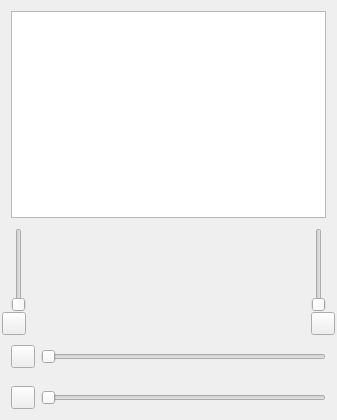
First picture: the form in sflphone-client-kde/src/ui/SFLPhoneView_base.ui, repository max3903/SFLphone, before the edit.
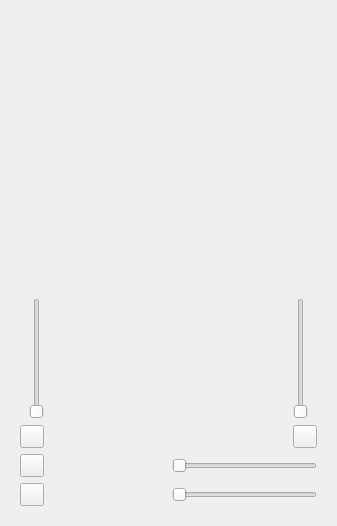
Second picture: the form after the edit. The open tabs and pages were chosen to show the change. Icons and pictures are not drawn. Custom widgets are drawn as their Qt base class.

The edit to the form file:
```diff
--- a/sflphone-client-kde/src/ui/SFLPhoneView_base.ui
+++ b/sflphone-client-kde/src/ui/SFLPhoneView_base.ui
@@ -7,19 +7,13 @@
     <x>0</x>
     <y>0</y>
     <width>337</width>
-    <height>420</height>
+    <height>526</height>
    </rect>
   </property>
   <property name="windowTitle">
    <string notr="true">Form</string>
   </property>
   <layout class="QVBoxLayout" name="verticalLayout">
-   <property name="spacing">
-    <number>1</number>
-   </property>
-   <property name="margin">
-    <number>2</number>
-   </property>
    <item>
     <widget class="QStackedWidget" name="stackedWidget_screen">
      <property name="sizePolicy">
@@ -32,21 +26,10 @@
       <number>0</number>
      </property>
      <widget class="QWidget" name="page_callList">
-      <layout class="QHBoxLayout" name="horizontalLayout_3">
-       <item>
-        <widget class="QListWidget" name="listWidget_callList">
-         <property name="sizePolicy">
-          <sizepolicy hsizetype="Expanding" vsizetype="Expanding">
-           <horstretch>0</horstretch>
-           <verstretch>0</verstretch>
-          </sizepolicy>
-         </property>
-        </widget>
-       </item>
-      </layout>
+      <layout class="QHBoxLayout" name="horizontalLayout_3"/>
      </widget>
      <widget class="QWidget" name="page_callHistory">
-      <layout class="QVBoxLayout" name="verticalLayout_3">
+      <layout class="QVBoxLayout" name="verticalLayout_2">
        <item>
         <widget class="QListWidget" name="listWidget_callHistory"/>
        </item>
@@ -92,40 +75,13 @@
     </widget>
    </item>
    <item>
-    <widget class="QWidget" name="widget_dialpadAndControls" native="true">
-     <property name="sizePolicy">
-      <sizepolicy hsizetype="Preferred" vsizetype="Minimum">
-       <horstretch>0</horstretch>
-       <verstretch>0</verstretch>
-      </sizepolicy>
+    <widget class="QWidget" name="widget_controls" native="true">
+     <property name="enabled">
+      <bool>true</bool>
      </property>
-     <property name="maximumSize">
-      <size>
-       <width>16777215</width>
-       <height>160</height>
-      </size>
-     </property>
-     <layout class="QHBoxLayout" name="horizontalLayout_dialpadAndControls">
-      <property name="spacing">
-       <number>1</number>
-      </property>
-      <property name="margin">
-       <number>0</number>
-      </property>
-      <item>
-       <widget class="QWidget" name="widget_recVol" native="true">
-        <property name="layoutDirection">
-         <enum>Qt::RightToLeft</enum>
-        </property>
-        <layout class="QVBoxLayout" name="verticalLayout_4">
-         <property name="spacing">
-          <number>0</number>
-         </property>
-         <property name="margin">
-          <number>0</number>
-         </property>
-         <item>
-          <widget class="QSlider" name="slider_recVol">
+     <layout class="QGridLayout" name="gridLayout">
+      <item row="0" column="0">
+       <widget class="QSlider" name="slider_recVol_2">
            <property name="sizePolicy">
             <sizepolicy hsizetype="Fixed" vsizetype="Expanding">
              <horstretch>0</horstretch>
@@ -164,24 +120,7 @@
            </property>
           </widget>
          </item>
-         <item>
-          <widget class="QToolButton" name="toolButton_recVol">
-           <property name="text">
-            <string/>
-           </property>
-           <property name="icon">
-            <iconset>
-             <normaloff>:/Images/mic_75.svg</normaloff>:/Images/mic_75.svg</iconset>
-           </property>
-           <property name="checkable">
-            <bool>true</bool>
-           </property>
-          </widget>
-         </item>
-        </layout>
-       </widget>
-      </item>
-      <item>
+      <item row="0" column="1" rowspan="2" colspan="2">
        <widget class="Dialpad" name="widget_dialpad" native="true">
         <property name="sizePolicy">
          <sizepolicy hsizetype="Expanding" vsizetype="Preferred">
@@ -191,17 +130,8 @@
         </property>
        </widget>
       </item>
-      <item>
-       <widget class="QWidget" name="widget_sndVol" native="true">
-        <layout class="QVBoxLayout" name="verticalLayout_2">
-         <property name="spacing">
-          <number>0</number>
-         </property>
-         <property name="margin">
-          <number>0</number>
-         </property>
-         <item>
-          <widget class="QSlider" name="slider_sndVol">
+      <item row="0" column="3">
+       <widget class="QSlider" name="slider_sndVol_2">
            <property name="sizePolicy">
             <sizepolicy hsizetype="Fixed" vsizetype="Expanding">
              <horstretch>0</horstretch>
@@ -234,8 +164,22 @@
            </property>
           </widget>
          </item>
-         <item>
-          <widget class="QToolButton" name="toolButton_sndVol">
+      <item row="1" column="0">
+       <widget class="QToolButton" name="toolButton_recVol_2">
+        <property name="text">
+         <string/>
+        </property>
+        <property name="icon">
+         <iconset>
+          <normaloff>:/Images/mic_75.svg</normaloff>:/Images/mic_75.svg</iconset>
+        </property>
+        <property name="checkable">
+         <bool>true</bool>
+        </property>
+       </widget>
+      </item>
+      <item row="1" column="3">
+       <widget class="QToolButton" name="toolButton_sndVol_2">
            <property name="text">
             <string/>
            </property>
@@ -251,29 +195,8 @@
            </property>
           </widget>
          </item>
-        </layout>
-       </widget>
-      </item>
-     </layout>
-    </widget>
-   </item>
-   <item>
-    <widget class="QWidget" name="widget_controlsAlone" native="true">
-     <property name="enabled">
-      <bool>true</bool>
-     </property>
-     <layout class="QVBoxLayout" name="verticalLayout_6">
-      <property name="spacing">
-       <number>0</number>
-      </property>
-      <property name="margin">
-       <number>0</number>
-      </property>
-      <item>
-       <widget class="QWidget" name="widget_recVolAlone" native="true">
-        <layout class="QHBoxLayout" name="horizontalLayout_4">
-         <item>
-          <widget class="QToolButton" name="toolButton_recVolAlone">
+      <item row="2" column="0" colspan="2">
+       <widget class="QToolButton" name="toolButton_recVol">
            <property name="text">
             <string/>
            </property>
@@ -286,21 +209,15 @@
            </property>
           </widget>
          </item>
-         <item>
-          <widget class="QSlider" name="slider_recVolAlone">
+      <item row="2" column="2" colspan="2">
+       <widget class="QSlider" name="slider_recVol">
            <property name="orientation">
             <enum>Qt::Horizontal</enum>
            </property>
           </widget>
          </item>
-        </layout>
-       </widget>
-      </item>
-      <item>
-       <widget class="QWidget" name="widget_sndVolAlone" native="true">
-        <layout class="QHBoxLayout" name="horizontalLayout">
-         <item>
-          <widget class="QToolButton" name="toolButton_sndVolAlone">
+      <item row="3" column="0" colspan="2">
+       <widget class="QToolButton" name="toolButton_sndVol">
            <property name="text">
             <string/>
            </property>
@@ -313,14 +230,11 @@
            </property>
           </widget>
          </item>
-         <item>
-          <widget class="QSlider" name="slider_sndVolAlone">
+      <item row="3" column="2" colspan="2">
+       <widget class="QSlider" name="slider_sndVol">
            <property name="orientation">
             <enum>Qt::Horizontal</enum>
            </property>
-          </widget>
-         </item>
-        </layout>
        </widget>
       </item>
      </layout>
```
Left out of the diff: 88 changed lines with no effect on the pictures. Lines whose indentation alone changed are shown as unchanged.
